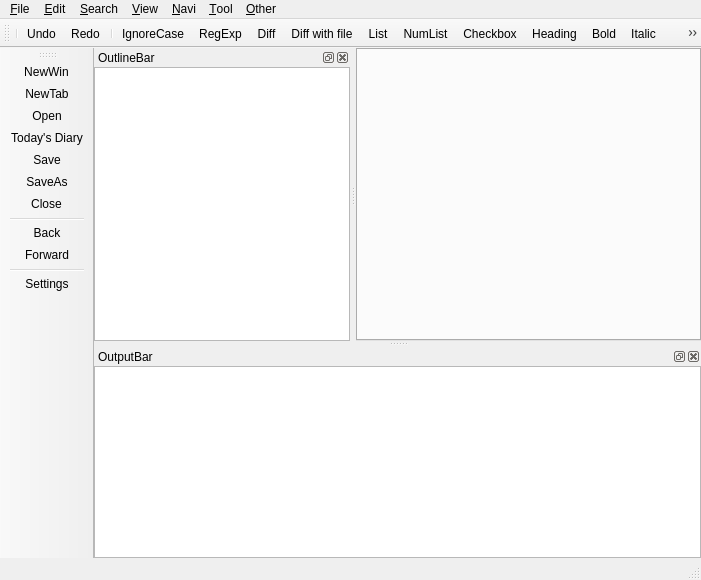
Before: the Qt Designer form viMarkdown/src/MainWindow.ui in vivisuke/viMarkdown, drawn with Qt 5.
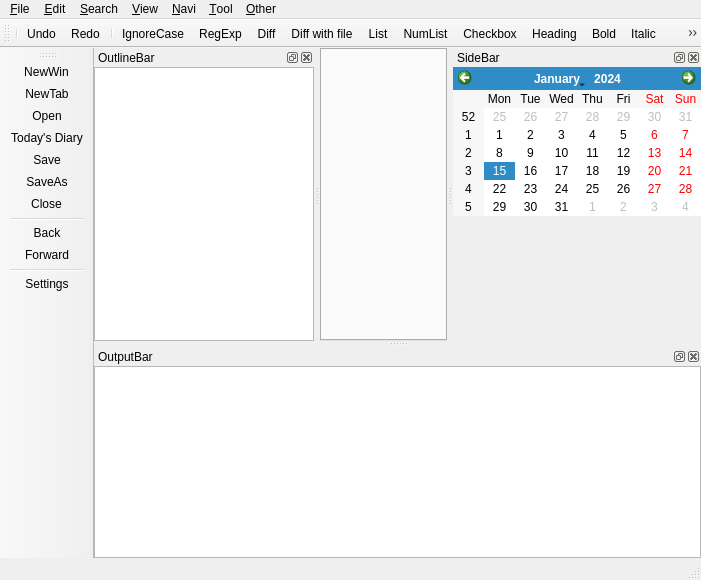
After: the same form once the commit is applied. Icons and pictures are not drawn. Custom widgets are drawn as their Qt base class.

The edit to the form file:
```diff
--- a/viMarkdown/src/MainWindow.ui
+++ b/viMarkdown/src/MainWindow.ui
@@ -377,6 +377,50 @@
     </layout>
    </widget>
   </widget>
+  <widget class="QDockWidget" name="sideBar">
+   <property name="windowTitle">
+    <string>SideBar</string>
+   </property>
+   <attribute name="dockWidgetArea">
+    <number>2</number>
+   </attribute>
+   <widget class="QWidget" name="dockWidgetContents_4">
+    <layout class="QVBoxLayout" name="verticalLayout">
+     <property name="leftMargin">
+      <number>0</number>
+     </property>
+     <property name="topMargin">
+      <number>0</number>
+     </property>
+     <property name="rightMargin">
+      <number>0</number>
+     </property>
+     <property name="bottomMargin">
+      <number>0</number>
+     </property>
+     <item>
+      <widget class="QCalendarWidget" name="calendarWidget">
+       <property name="firstDayOfWeek">
+        <enum>Qt::DayOfWeek::Monday</enum>
+       </property>
+      </widget>
+     </item>
+     <item>
+      <spacer name="verticalSpacer">
+       <property name="orientation">
+        <enum>Qt::Orientation::Vertical</enum>
+       </property>
+       <property name="sizeHint" stdset="0">
+        <size>
+         <width>20</width>
+         <height>40</height>
+        </size>
+       </property>
+      </spacer>
+     </item>
+    </layout>
+   </widget>
+  </widget>
   <action name="action_New">
    <property name="icon">
     <iconset resource="MainWindow.qrc">
```
Left out of the diff: 23 changed lines with no effect on the pictures.
